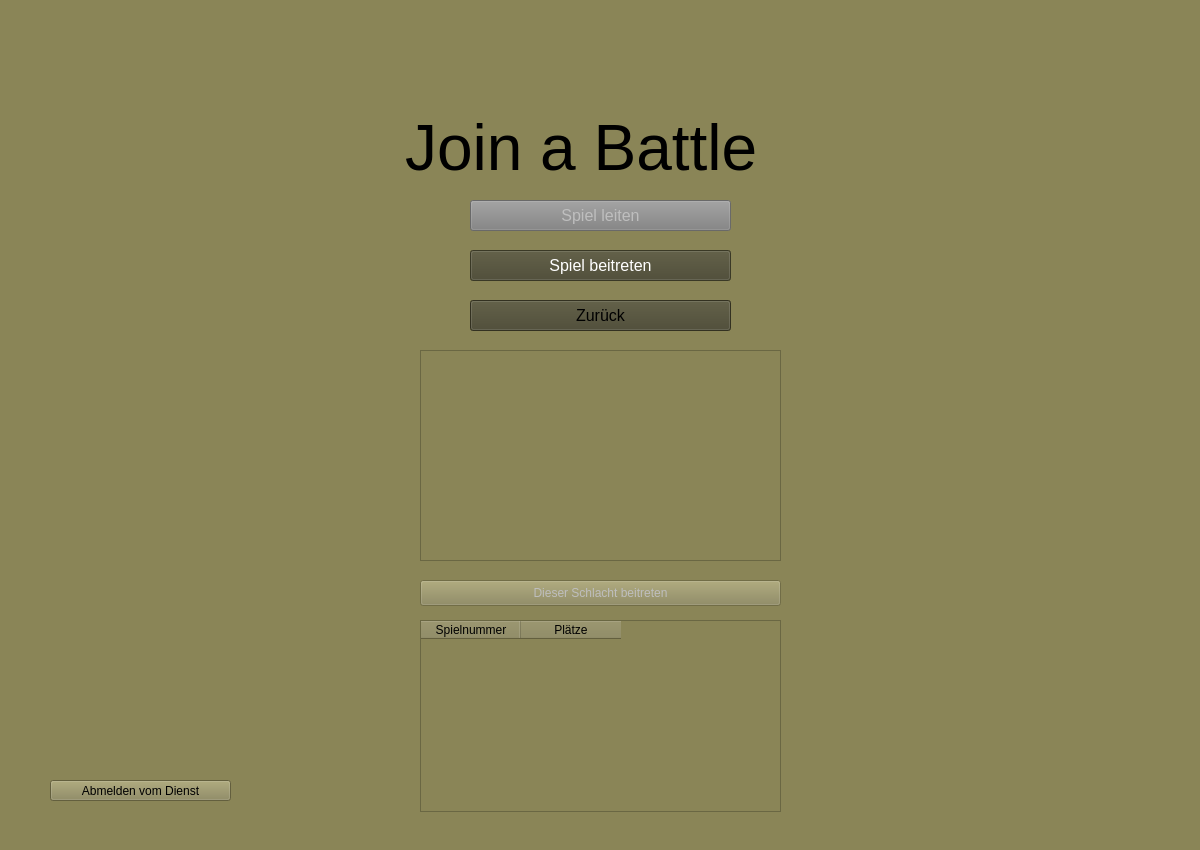
Old version of the form client_python/gui_prototype/JoinGameView.ui in the repository DeRocketman/paf-group-f_eTanks.
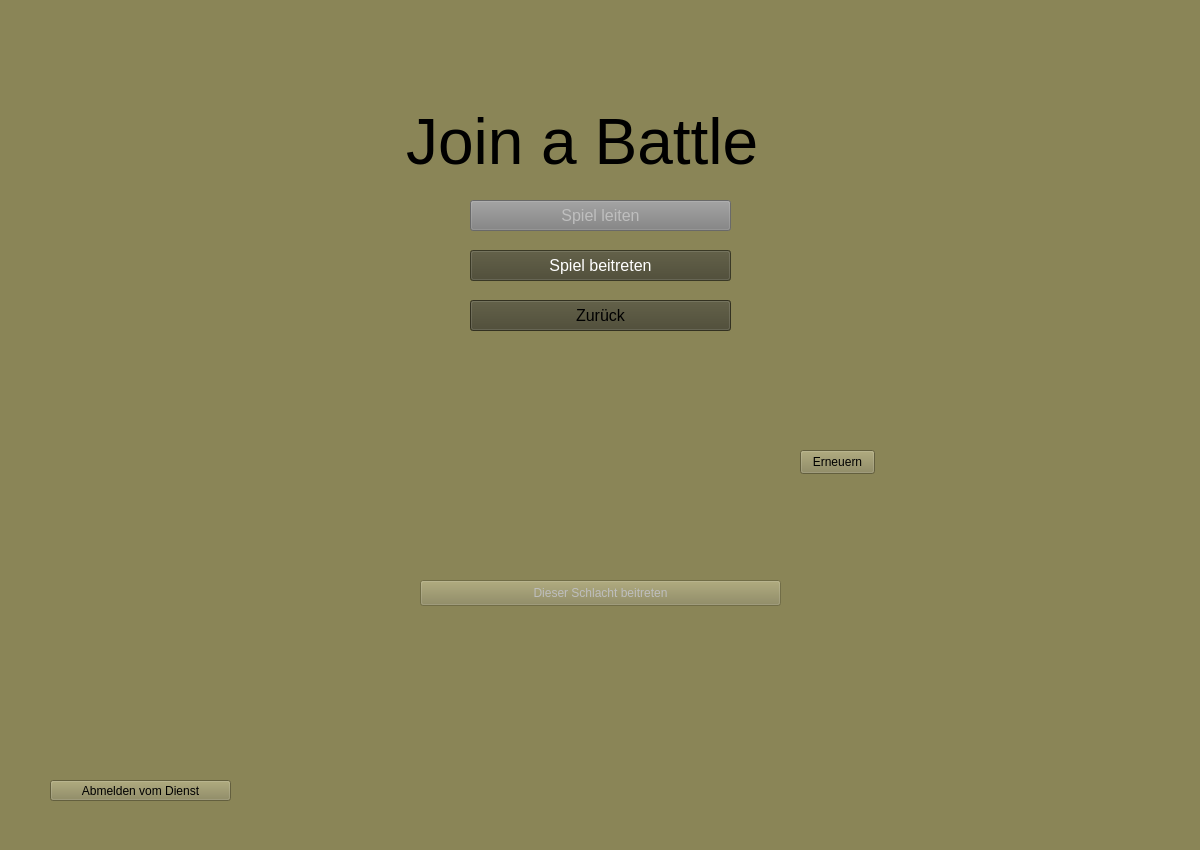
New version of the form.

What changed in the file:
```diff
--- a/client_python/gui_prototype/JoinGameView.ui
+++ b/client_python/gui_prototype/JoinGameView.ui
@@ -22,8 +22,8 @@
   <widget class="QLabel" name="label">
    <property name="geometry">
     <rect>
-     <x>405</x>
-     <y>107</y>
+     <x>406</x>
+     <y>101</y>
      <width>391</width>
      <height>81</height>
     </rect>
@@ -160,19 +160,6 @@
     <string>Abmelden vom Dienst</string>
    </property>
   </widget>
-  <widget class="QTableView" name="availableGamesTable">
-   <property name="geometry">
-    <rect>
-     <x>420</x>
-     <y>350</y>
-     <width>361</width>
-     <height>211</height>
-    </rect>
-   </property>
-   <attribute name="horizontalHeaderVisible">
-    <bool>true</bool>
-   </attribute>
-  </widget>
   <widget class="QPushButton" name="joinSelectedButton">
    <property name="enabled">
     <bool>false</bool>
@@ -189,25 +176,44 @@
     <string>Dieser Schlacht beitreten</string>
    </property>
   </widget>
-  <widget class="QTableWidget" name="tableWidget">
+  <widget class="QListWidget" name="gameList">
    <property name="geometry">
     <rect>
      <x>420</x>
-     <y>620</y>
-     <width>361</width>
+     <y>360</y>
+     <width>261</width>
      <height>192</height>
     </rect>
    </property>
-   <column>
-    <property name="text">
-     <string>Spielnummer</string>
-    </property>
-   </column>
-   <column>
-    <property name="text">
-     <string>Plätze</string>
-    </property>
-   </column>
+   <property name="styleSheet">
+    <string notr="true">border: none;</string>
+   </property>
+  </widget>
+  <widget class="QListWidget" name="seatsList">
+   <property name="geometry">
+    <rect>
+     <x>700</x>
+     <y>360</y>
+     <width>71</width>
+     <height>192</height>
+    </rect>
+   </property>
+   <property name="styleSheet">
+    <string notr="true">border: none;</string>
+   </property>
+  </widget>
+  <widget class="QPushButton" name="refreshGameListButton">
+   <property name="geometry">
+    <rect>
+     <x>800</x>
+     <y>450</y>
+     <width>75</width>
+     <height>24</height>
+    </rect>
+   </property>
+   <property name="text">
+    <string>Erneuern</string>
+   </property>
   </widget>
  </widget>
  <resources/>
```
